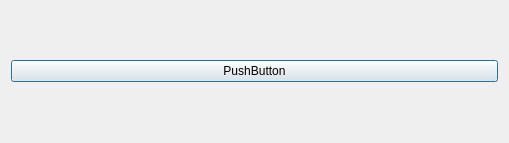
First picture: the form in plugins/PluginTest/maindialog.ui, repository arcirk/arcirk_all, before the edit.
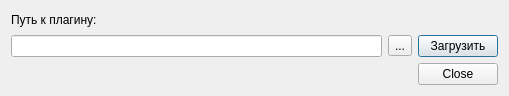
Second picture: the form after the edit.

What changed in the file:
```diff
--- a/plugins/PluginTest/maindialog.ui
+++ b/plugins/PluginTest/maindialog.ui
@@ -7,7 +7,7 @@
     <x>0</x>
     <y>0</y>
     <width>509</width>
-    <height>143</height>
+    <height>96</height>
    </rect>
   </property>
   <property name="windowTitle">
@@ -16,15 +16,39 @@
   <layout class="QGridLayout" name="gridLayout_2">
    <item row="0" column="0">
     <layout class="QGridLayout" name="gridLayout">
-     <item row="0" column="0">
+     <item row="1" column="1">
+      <widget class="QToolButton" name="btnSelect">
+       <property name="text">
+        <string>...</string>
+       </property>
+      </widget>
+     </item>
+     <item row="1" column="0">
+      <widget class="QLineEdit" name="lineEdit"/>
+     </item>
+     <item row="1" column="2">
       <widget class="QPushButton" name="btnCreate">
        <property name="text">
-        <string>PushButton</string>
+        <string>Загрузить</string>
+       </property>
+      </widget>
+     </item>
+     <item row="0" column="0">
+      <widget class="QLabel" name="label">
+       <property name="text">
+        <string>Путь к плагину:</string>
        </property>
       </widget>
      </item>
     </layout>
    </item>
+   <item row="1" column="0">
+    <widget class="QDialogButtonBox" name="buttonBox">
+     <property name="standardButtons">
+      <set>QDialogButtonBox::Close</set>
+     </property>
+    </widget>
+   </item>
   </layout>
  </widget>
  <resources/>
```
